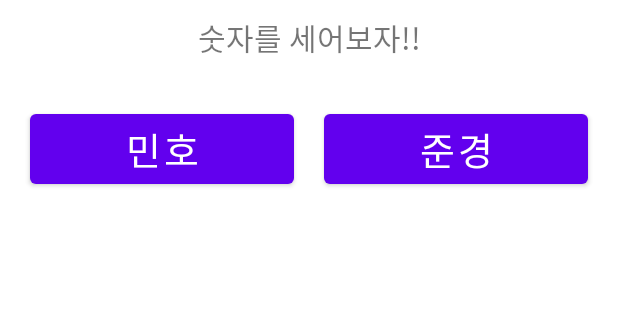
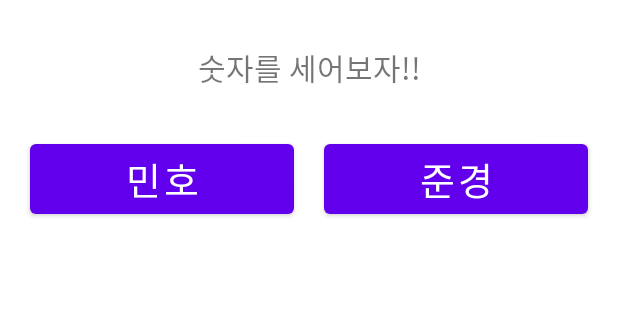
Before and after one commit to 30th-THE-SOPT-Android-Simhwa-Study/Android-JunWon, an Android app: the screen it shows after launch (MainActivity), on a phone screen of 412 x 824 dp, the part 318-638 px from its top. Run offline under Robolectric (Android 15) with nearby library versions, the phone set to English and light mode, and no system bars.

Commit message:
[fix] MainActivity UI 수정

```diff
--- a/app/src/main/res/layout/activity_main.xml
+++ b/app/src/main/res/layout/activity_main.xml
@@ -10,15 +10,13 @@
         android:id="@+id/pgb_search"
         android:layout_width="0dp"
         android:layout_height="0dp"
-        android:layout_marginHorizontal="20dp"
-        android:layout_marginTop="3dp"
-        android:indeterminateTint="@color/black"
+        android:layout_marginHorizontal="170dp"
+        android:layout_marginTop="100dp"
         android:visibility="invisible"
-        app:layout_constraintBottom_toBottomOf="@id/iv_profile"
-        app:layout_constraintDimensionRatio="1:1"
-        app:layout_constraintEnd_toEndOf="@id/iv_profile"
-        app:layout_constraintStart_toStartOf="@id/iv_profile"
-        app:layout_constraintTop_toTopOf="@id/iv_profile" />
+        app:layout_constraintDimensionRatio="1"
+        app:layout_constraintEnd_toEndOf="parent"
+        app:layout_constraintStart_toStartOf="parent"
+        app:layout_constraintTop_toTopOf="parent" />
 
     <ImageView
         android:id="@+id/iv_profile"
@@ -36,7 +34,7 @@
         android:id="@+id/tv_cnt"
         android:layout_width="wrap_content"
         android:layout_height="wrap_content"
-        android:layout_marginTop="10dp"
+        android:layout_marginTop="30dp"
         android:text="@string/count"
         android:textSize="20sp"
         app:layout_constraintEnd_toEndOf="parent"
```
